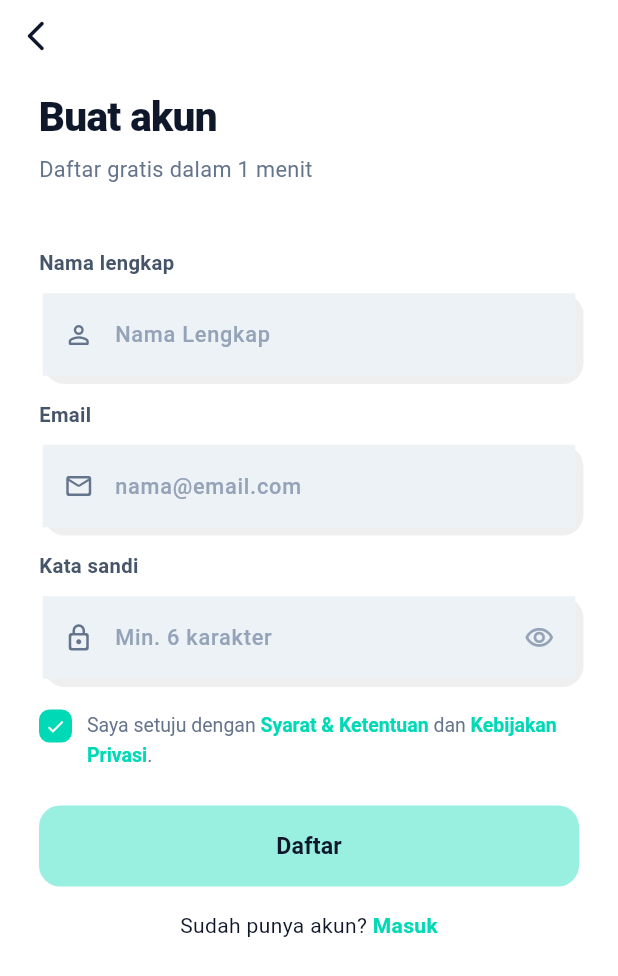
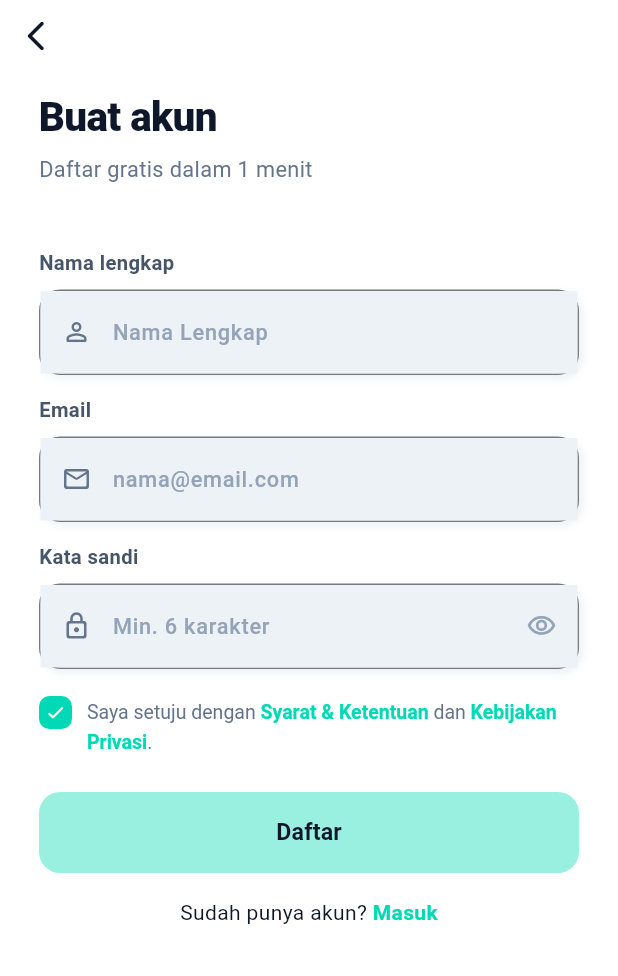
Before and after one commit to Rayen467/payglobal, a Flutter app: the RegisterPage screen opened by its route, on a phone screen of 412 x 824 dp. Shown: the top 976 px of the screen. Run offline on Flutter 3.47's test engine with Material 3 defaults, Android fonts, the phone set to English and light mode, and no system bars; our stand-ins replace app_links, dio, equatable, firebase_auth, firebase_core, firebase_messaging and 7 more; missing offline and left inert: mobile_scanner; accounts and stored records are empty; network calls fail; Roboto replaces fonts that are missing (PlusJakartaSans).

Commit message:
feat(widget): apply soft Neumorphic input borders and shadows to AppField in light mode

```diff
--- a/lib/presentation/widgets/app_field.dart
+++ b/lib/presentation/widgets/app_field.dart
@@ -28,6 +28,8 @@ class AppField extends StatelessWidget {
   @override
   Widget build(BuildContext context) {
     final hasError = error != null && error!.isNotEmpty;
+    final isDark = Theme.of(context).brightness == Brightness.dark;
+
     return Column(
       crossAxisAlignment: CrossAxisAlignment.start,
       children: [
@@ -44,7 +46,8 @@ class AppField extends StatelessWidget {
           const SizedBox(height: 8),
         ],
         Container(
-          decoration: BoxDecoration(
+          decoration: isDark
+              ? BoxDecoration(
                   color: AppColors.white,
                   borderRadius: BorderRadius.circular(14),
                   border: Border.all(
@@ -53,6 +56,26 @@ class AppField extends StatelessWidget {
                   ),
                   boxShadow: const [
                     BoxShadow(color: Color(0x10000000), offset: Offset(3, 3)),
+                  ],
+                )
+              : BoxDecoration(
+                  color: const Color(0xFFEDF2F7),
+                  borderRadius: BorderRadius.circular(14),
+                  border: Border.all(
+                    color: hasError ? AppColors.red : AppColors.line.withValues(alpha: 0.5),
+                    width: 1.0,
+                  ),
+                  boxShadow: [
+                    BoxShadow(
+                      color: const Color(0xFFA6B4C9).withValues(alpha: 0.25),
+                      offset: const Offset(2, 2),
+                      blurRadius: 4,
+                    ),
+                    const BoxShadow(
+                      color: Colors.white,
+                      offset: Offset(-2, -2),
+                      blurRadius: 4,
+                    ),
                   ],
                 ),
           child: TextField(
```
Lines whose indentation alone changed are shown as unchanged.
